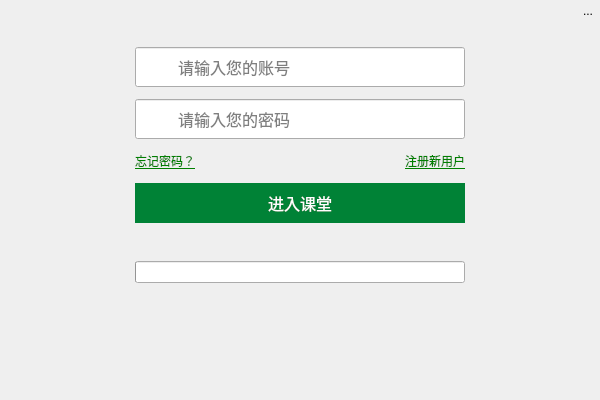
The window that QtClassClient/BeforeClass/logindialog.ui (ideallx/serveree) describes before a commit, drawn with Qt 5.
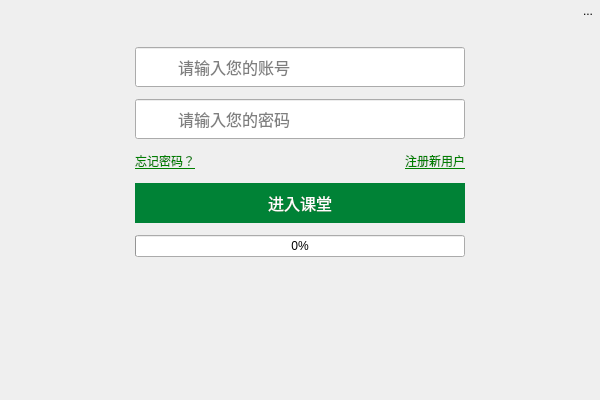
The same window after the commit. Icons and pictures are not drawn.

```diff
--- a/QtClassClient/BeforeClass/logindialog.ui
+++ b/QtClassClient/BeforeClass/logindialog.ui
@@ -284,23 +284,29 @@
          </property>
         </widget>
        </item>
-       <item>
-        <widget class="QLabel" name="lbPrompt">
-         <property name="text">
-          <string/>
-         </property>
-        </widget>
-       </item>
        <item>
         <widget class="QProgressBar" name="pbDownload">
          <property name="value">
           <number>0</number>
          </property>
+         <property name="alignment">
+          <set>Qt::AlignCenter</set>
+         </property>
          <property name="textVisible">
+          <bool>true</bool>
+         </property>
+         <property name="invertedAppearance">
           <bool>false</bool>
          </property>
         </widget>
        </item>
+       <item>
+        <widget class="QLabel" name="lbPrompt">
+         <property name="text">
+          <string/>
+         </property>
+        </widget>
+       </item>
       </layout>
      </item>
      <item>
```
